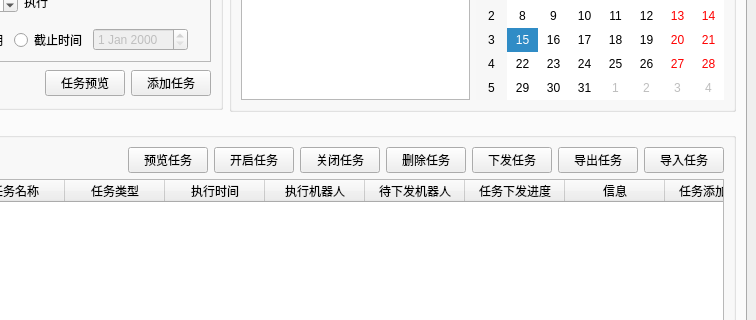
Above: python_test/python_test/ui_main.ui from myzonexu/git_test before the change; both pictures show x 268 to 1024 and y 188 to 508 of the 1024 by 700 pixel window. Below: the same form after it.
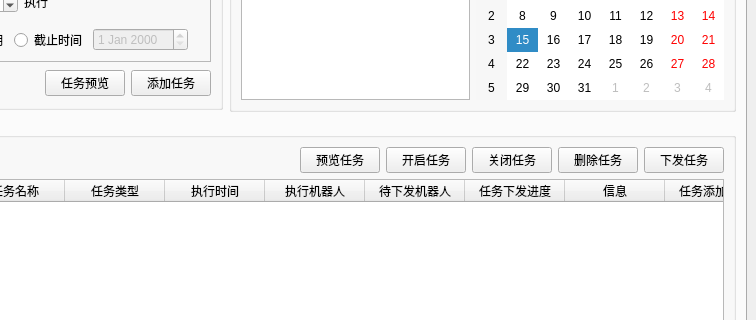
That is the form after the change. The open tabs and pages were chosen to show the change. Icons and pictures are not drawn.

Commit message: 优化界面掉线卡死，机器人表格选择，删除无用的导入导出按钮

Patch:
```diff
--- a/python_test/python_test/ui_main.ui
+++ b/python_test/python_test/ui_main.ui
@@ -2543,20 +2543,6 @@
                </property>
               </widget>
              </item>
-             <item>
-              <widget class="QPushButton" name="pushButton_export_plan">
-               <property name="text">
-                <string>导出任务</string>
-               </property>
-              </widget>
-             </item>
-             <item>
-              <widget class="QPushButton" name="pushButton_import_plan">
-               <property name="text">
-                <string>导入任务</string>
-               </property>
-              </widget>
-             </item>
             </layout>
            </item>
            <item>
```
Left out of the diff: 7 changed lines with no effect on the pictures. The commit also changes 12 other files.
